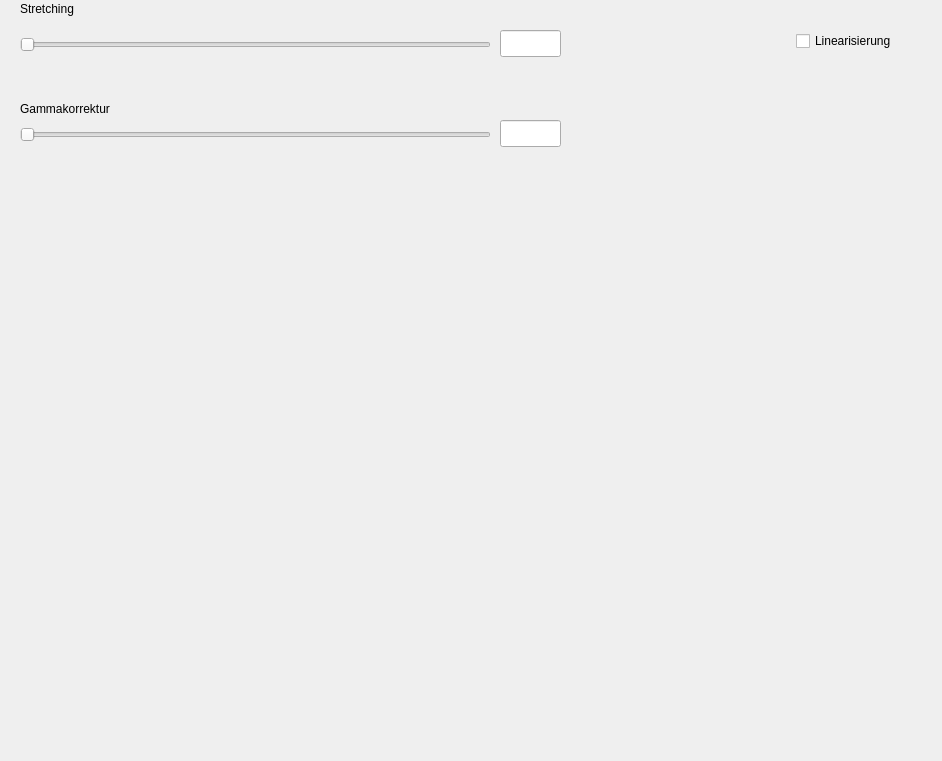
The window that challangethree.ui (n00bi14/cv_practical_course) describes before a commit, drawn with Qt 5.
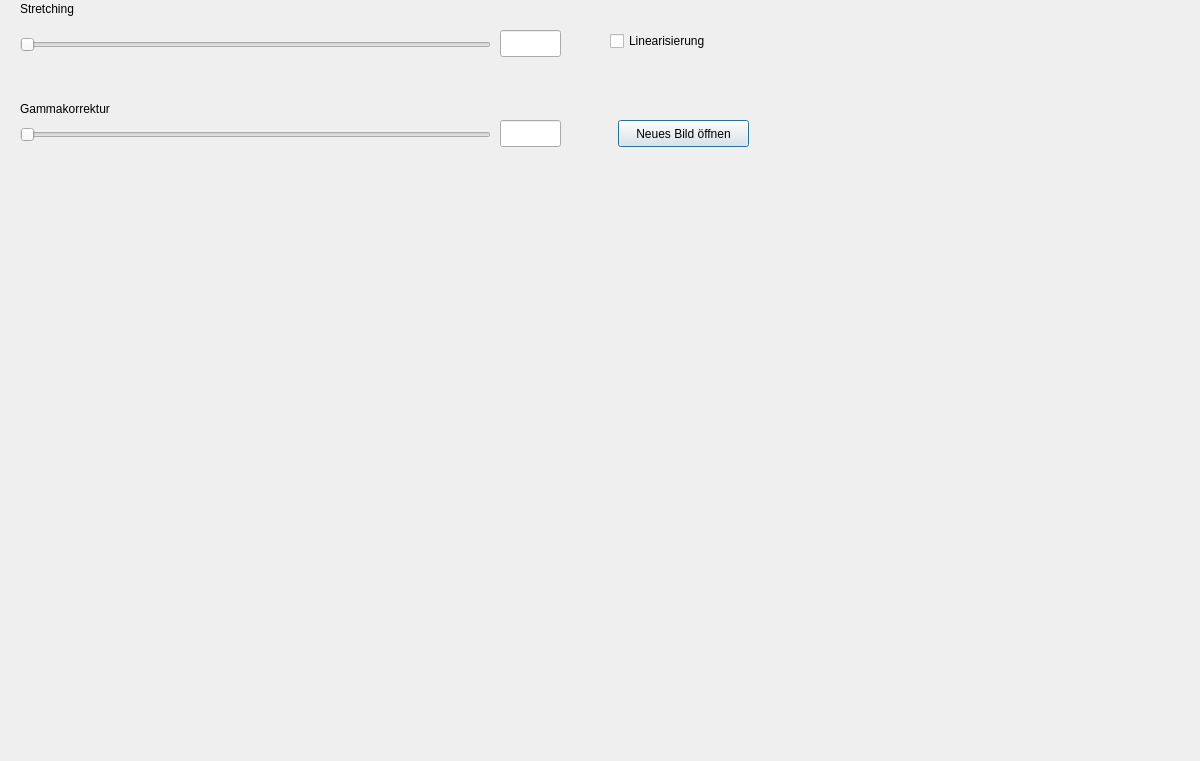
The same window after the commit.

Commit message: Bild aussuchen

Patch:
```diff
--- a/challangethree.ui
+++ b/challangethree.ui
@@ -6,7 +6,7 @@
    <rect>
     <x>0</x>
     <y>0</y>
-    <width>942</width>
+    <width>1200</width>
     <height>761</height>
    </rect>
   </property>
@@ -18,7 +18,7 @@
     <rect>
      <x>10</x>
      <y>190</y>
-     <width>921</width>
+     <width>1181</width>
      <height>561</height>
     </rect>
    </property>
@@ -27,7 +27,7 @@
   <widget class="QCheckBox" name="chk_linearisierung">
    <property name="geometry">
     <rect>
-     <x>796</x>
+     <x>610</x>
      <y>30</y>
      <width>131</width>
      <height>22</height>
@@ -127,6 +127,19 @@
     <bool>true</bool>
    </property>
   </widget>
+  <widget class="QPushButton" name="btn_openFile">
+   <property name="geometry">
+    <rect>
+     <x>618</x>
+     <y>120</y>
+     <width>131</width>
+     <height>27</height>
+    </rect>
+   </property>
+   <property name="text">
+    <string>Neues Bild öffnen</string>
+   </property>
+  </widget>
  </widget>
  <resources/>
  <connections/>
```
The commit also changes 4 other files.
